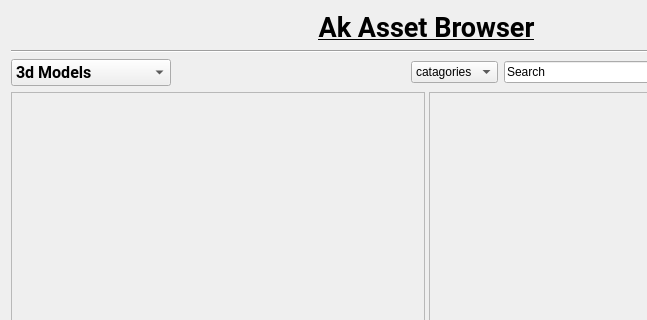
Above: src/ui/mainUI.ui from Akshay25798/VFX-Asset_Browser_Houdini before the change; both pictures show x 0 to 647 and y 0 to 320 of the 853 by 607 pixel window. Below: the same form after it.
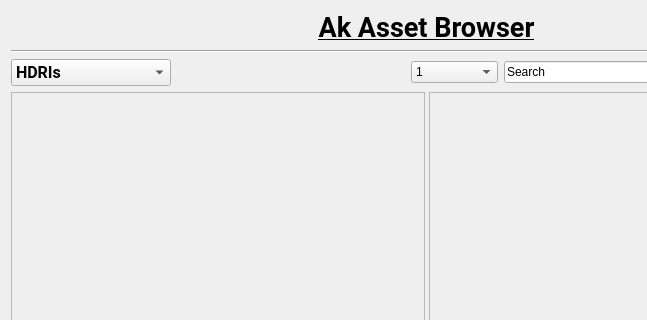
That is the form after the change.

Commit message: modified:   src/__pycache__/main.cpython-37.pyc 	modified:   src/main.py 	new file:   src/testing.py 	modified:   src/ui/mainUI.ui

```diff
--- a/src/ui/mainUI.ui
+++ b/src/ui/mainUI.ui
@@ -57,7 +57,7 @@
           </font>
          </property>
          <property name="currentIndex">
-          <number>1</number>
+          <number>0</number>
          </property>
          <item>
           <property name="text">
@@ -106,11 +106,22 @@
        </item>
        <item>
         <widget class="QComboBox" name="catagories">
+         <property name="currentText">
+          <string>1</string>
+         </property>
+         <property name="currentIndex">
+          <number>1</number>
+         </property>
          <item>
           <property name="text">
            <string>catagories</string>
           </property>
          </item>
+         <item>
+          <property name="text">
+           <string>1</string>
+          </property>
+         </item>
         </widget>
        </item>
        <item>
```
The commit also changes 3 other files.
